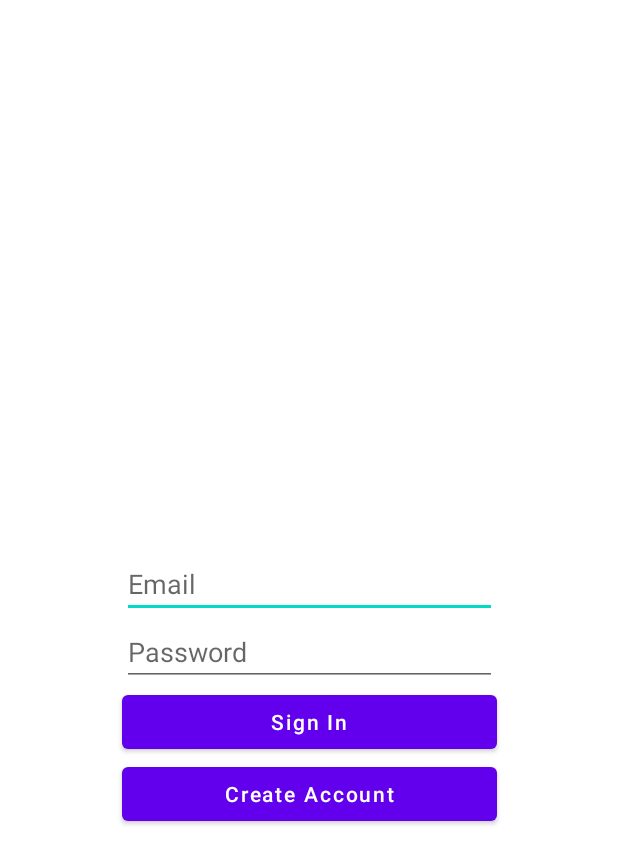
After one commit to FASius/Map, an Android app: the layout fragment_create_account.xml on its own in the app's theme, with its tools: preview values and no code run, on a phone screen of 412 x 824 dp. The commit adds this screen. Shown: the top 864 px of the screen. Run offline under Robolectric (Android 15) with nearby library versions, the light colour scheme and no system bars.

Commit message:
Add create account fragment

```diff
--- /dev/null
+++ b/app/src/main/java/com/example/map/auth/CreateAccountFragment.kt
@@ -0,0 +1,20 @@
+package com.example.map.auth
+
+import android.os.Bundle
+import android.view.View
+import androidx.fragment.app.Fragment
+import com.example.map.databinding.FragmentCreateAccountBinding
+
+class CreateAccountFragment : Fragment() {
+
+    private lateinit var binding: FragmentCreateAccountBinding
+
+    override fun onViewCreated(view: View, savedInstanceState: Bundle?) {
+        super.onViewCreated(view, savedInstanceState)
+        binding = FragmentCreateAccountBinding.bind(view)
+
+        binding.createAccountButton.setOnClickListener {
+            // TODO
+        }
+    }
+}
--- /dev/null
+++ b/app/src/main/res/layout/fragment_create_account.xml
@@ -0,0 +1,61 @@
+<?xml version="1.0" encoding="utf-8"?>
+<androidx.constraintlayout.widget.ConstraintLayout xmlns:android="http://schemas.android.com/apk/res/android"
+    xmlns:tools="http://schemas.android.com/tools"
+    android:layout_width="match_parent"
+    android:layout_height="match_parent"
+    xmlns:app="http://schemas.android.com/apk/res-auto"
+    android:gravity="center"
+    android:orientation="vertical"
+    tools:context=".auth.SignInFragment">
+
+    <EditText
+        android:id="@+id/email_edit_text"
+        android:layout_width="250dp"
+        android:layout_height="wrap_content"
+        android:hint="@string/email"
+        android:inputType="textEmailAddress"
+        app:layout_constraintBottom_toTopOf="@+id/password_edit_text"
+        app:layout_constraintEnd_toEndOf="parent"
+        app:layout_constraintStart_toStartOf="parent" />
+
+    <EditText
+        android:id="@+id/password_edit_text"
+        android:layout_width="250dp"
+        android:layout_height="wrap_content"
+        android:hint="@string/password"
+        android:inputType="textPassword"
+        app:layout_constraintEnd_toEndOf="parent"
+        app:layout_constraintStart_toStartOf="parent"
+        app:layout_constraintTop_toTopOf="@+id/progressBar" />
+
+    <ProgressBar
+        android:id="@+id/progressBar"
+        android:layout_width="match_parent"
+        android:layout_height="wrap_content"
+        android:visibility="gone"
+        app:layout_constraintBottom_toBottomOf="parent"
+        app:layout_constraintEnd_toEndOf="parent"
+        app:layout_constraintStart_toStartOf="parent"
+        app:layout_constraintTop_toTopOf="parent" />
+
+    <Button
+        android:id="@+id/sign_in_button"
+        android:layout_width="250dp"
+        android:layout_height="wrap_content"
+        android:text="@string/sign_in"
+        android:textAllCaps="false"
+        app:layout_constraintEnd_toEndOf="parent"
+        app:layout_constraintStart_toStartOf="parent"
+        app:layout_constraintTop_toBottomOf="@+id/password_edit_text" />
+
+    <Button
+        android:id="@+id/create_account_button"
+        android:layout_width="250dp"
+        android:layout_height="wrap_content"
+        android:text="@string/create_account"
+        android:textAllCaps="false"
+        app:layout_constraintEnd_toEndOf="parent"
+        app:layout_constraintStart_toStartOf="parent"
+        app:layout_constraintTop_toBottomOf="@+id/sign_in_button" />
+
+</androidx.constraintlayout.widget.ConstraintLayout>
--- a/app/src/main/res/values/strings.xml
+++ b/app/src/main/res/values/strings.xml
@@ -5,4 +5,6 @@
     <string name="sign_in">Sign In</string>
     <string name="create_account">Create Account</string>
     <string name="username">Username</string>
+    <!-- TODO: Remove or change this placeholder text -->
+    <string name="hello_blank_fragment">Hello blank fragment</string>
 </resources>
```
